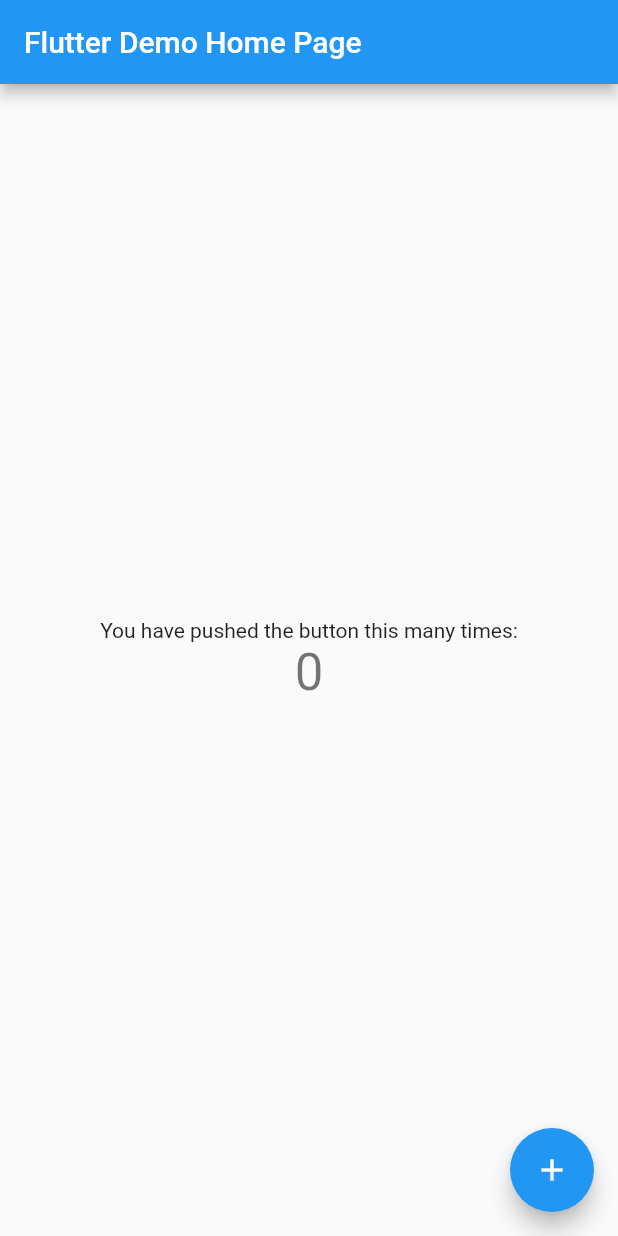
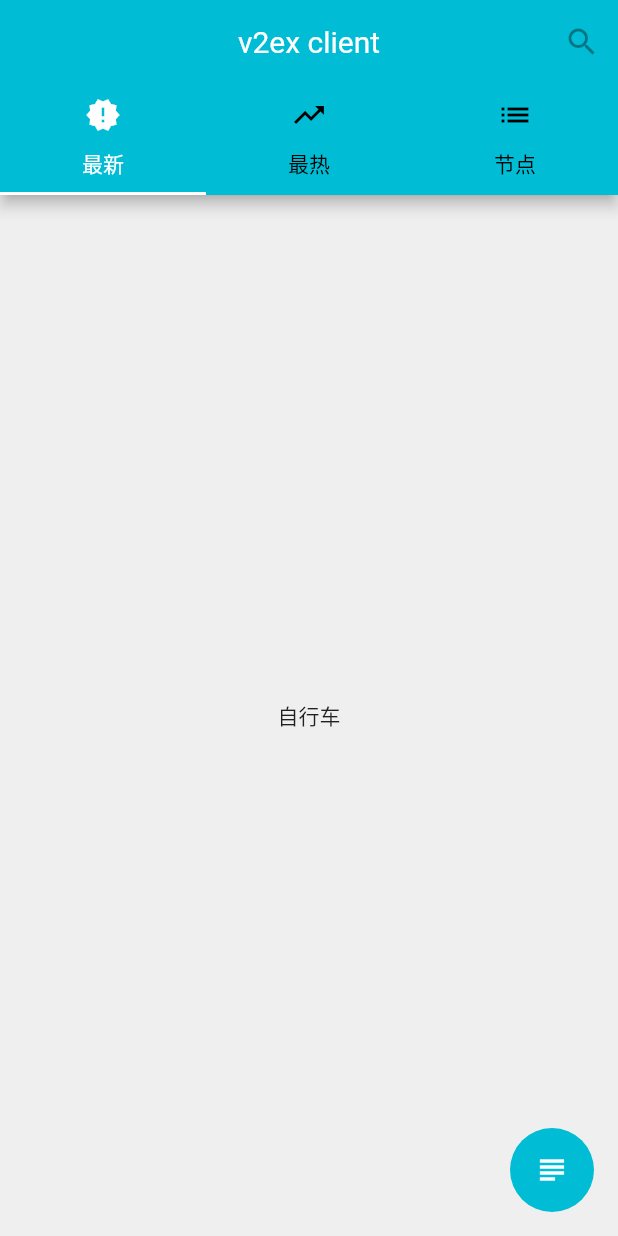
Before and after one commit to syun0216/v2ex, a Flutter app: the screen it shows after launch, on a phone screen of 412 x 824 dp. Run offline on Flutter 3.47's test engine with Material 2 defaults, Android fonts, the phone set to English and light mode, and no system bars.

Commit message:
add pages [home,latest,more] and add theme data in main.dart

```diff
--- a/lib/main.dart
+++ b/lib/main.dart
@@ -1,4 +1,5 @@
 import 'package:flutter/material.dart';
+import 'package:v2ex_client/pages/Home.dart';
 
 void main() => runApp(MyApp());
 
@@ -7,7 +8,7 @@ class MyApp extends StatelessWidget {
   @override
   Widget build(BuildContext context) {
     return MaterialApp(
-      title: 'Flutter Demo',
+      title: 'v2ex_client',
       theme: ThemeData(
           // This is the theme of your application.
           //
@@ -18,94 +19,16 @@ class MyApp extends StatelessWidget {
           // or simply save your changes to "hot reload" in a Flutter IDE).
           // Notice that the counter didn't reset back to zero; the application
           // is not restarted.
-        primarySwatch: Colors.blue,
-      ),
-      home: MyHomePage(title: 'Flutter Demo Home Page'),
+          primaryColor: Colors.cyan,
+          accentColor: Colors.white,
+          iconTheme: new IconThemeData(color: Colors.white),
+          scaffoldBackgroundColor: const Color.fromRGBO(239,239,239,1.0),
+          appBarTheme: new AppBarTheme(
+              color: Colors.cyan,
+              iconTheme: new IconThemeData(color: Colors.white),
+              textTheme:
+                  new TextTheme(title: new TextStyle(color: Colors.white, fontSize: 20)))),
+      home: new Home(),
     );
   }
 }
-
-class MyHomePage extends StatefulWidget {
-  MyHomePage({Key key, this.title}) : super(key: key);
-
-  // This widget is the home page of your application. It is stateful, meaning
-  // that it has a State object (defined below) that contains fields that affect
-  // how it looks.
-
-  // This class is the configuration for the state. It holds the values (in this
-  // case the title) provided by the parent (in this case the App widget) and
-  // used by the build method of the State. Fields in a Widget subclass are
-  // always marked "final".
-
-  final String title;
-
-  @override
-  _MyHomePageState createState() => _MyHomePageState();
-}
-
-class _MyHomePageState extends State<MyHomePage> {
-  int _counter = 0;
-
-  void _incrementCounter() {
-    setState(() {
-      // This call to setState tells the Flutter framework that something has
-      // changed in this State, which causes it to rerun the build method below
-      // so that the display can reflect the updated values. If we changed
-      // _counter without calling setState(), then the build method would not be
-      // called again, and so nothing would appear to happen.
-      _counter++;
-    });
-  }
-
-  @override
-  Widget build(BuildContext context) {
-    // This method is rerun every time setState is called, for instance as done
-    // by the _incrementCounter method above.
-    //
-    // The Flutter framework has been optimized to make rerunning build methods
-    // fast, so that you can just rebuild anything that needs updating rather
-    // than having to individually change instances of widgets.
-    return Scaffold(
-      appBar: AppBar(
-        // Here we take the value from the MyHomePage object that was created by
-        // the App.build method, and use it to set our appbar title.
-        title: Text(widget.title),
-      ),
-      body: Center(
-        // Center is a layout widget. It takes a single child and positions it
-        // in the middle of the parent.
-        child: Column(
-          // Column is also layout widget. It takes a list of children and
-          // arranges them vertically. By default, it sizes itself to fit its
-          // children horizontally, and tries to be as tall as its parent.
-          //
-          // Invoke "debug painting" (press "p" in the console, choose the
-          // "Toggle Debug Paint" action from the Flutter Inspector in Android
-          // Studio, or the "Toggle Debug Paint" command in Visual Studio Code)
-          // to see the wireframe for each widget.
-          //
-          // Column has various properties to control how it sizes itself and
-          // how it positions its children. Here we use mainAxisAlignment to
-          // center the children vertically; the main axis here is the vertical
-          // axis because Columns are vertical (the cross axis would be
-          // horizontal).
-          mainAxisAlignment: MainAxisAlignment.center,
-          children: <Widget>[
-            Text(
-              'You have pushed the button this many times:',
-            ),
-            Text(
-              '$_counter',
-              style: Theme.of(context).textTheme.display1,
-            ),
-          ],
-        ),
-      ),
-      floatingActionButton: FloatingActionButton(
-        onPressed: _incrementCounter,
-        tooltip: 'Increment',
-        child: Icon(Icons.add),
-      ), // This trailing comma makes auto-formatting nicer for build methods.
-    );
-  }
-}
--- /dev/null
+++ b/lib/pages/Home.dart
@@ -0,0 +1,72 @@
+import 'dart:convert' show json;
+import "dart:io";
+import "package:flutter/material.dart";
+import 'package:v2ex_client/pages/More.dart';
+
+class Home extends StatefulWidget {
+  @override
+  _HomeState createState() => _HomeState();
+}
+
+class _HomeState extends State<Home> with SingleTickerProviderStateMixin {
+  var httpClient = new HttpClient();
+  String url = "https://www.v2ex.com/api/topics/hot.json";
+  TabController _tabController;
+
+  @override
+  void dispose() {
+    _tabController.dispose();
+    super.dispose();
+  }
+
+  void initState() {
+    super.initState();
+    _tabController = new TabController(vsync: this, length: 3);
+  }
+
+  @override
+  Widget build(BuildContext context) {
+    return new Scaffold(
+        appBar: new AppBar(
+          title: new Text("v2ex client", style: new TextStyle(color: Colors.white),),
+          centerTitle: true,
+          actions: <Widget>[
+            new IconButton(icon: new Icon(Icons.search), onPressed: null)
+          ],
+          backgroundColor: Theme.of(context).primaryColor,
+          bottom: new TabBar(
+            tabs: <Widget>[
+              new Tab(
+                icon: new Icon(Icons.new_releases),
+                text: "最新",
+
+              ),
+              new Tab(icon: new Icon(Icons.trending_up), text: "最热"),
+              new Tab(icon: new Icon(Icons.list), text: "节点"),
+            ],
+            controller: _tabController,
+            unselectedLabelColor: Colors.black,
+            indicatorColor: Colors.white,
+            labelColor: Colors.white,
+          ),
+        ),
+        body: new TabBarView(
+          controller: _tabController,
+          children: <Widget>[
+            new Center(child: new Text('自行车')),
+            new Center(child: new Text('船')),
+            new Center(child: new Text('巴士')),
+          ],
+        ),
+        floatingActionButton: new FloatingActionButton(
+            elevation: 0.0,
+            child: new Icon(Icons.subject, color: Colors.white,),
+            backgroundColor: Colors.cyan,
+            onPressed: () => {
+              Navigator.push(
+              context,
+              MaterialPageRoute(builder: (context) => More()),
+              )
+            }));
+  }
+}
--- /dev/null
+++ b/lib/pages/Latest.dart
@@ -0,0 +1,14 @@
+import "package:flutter/material.dart";
+import "package:http/http.dart" as http;
+
+class Latest extends StatefulWidget {
+  @override
+  _LatestState createState() => _LatestState();
+}
+
+class _LatestState extends State<Latest> {
+  @override
+  Widget build(BuildContext context) {
+    return Container();
+  }
+}
--- /dev/null
+++ b/lib/pages/More.dart
@@ -0,0 +1,17 @@
+import 'package:flutter/material.dart';
+
+class More extends StatefulWidget {
+  @override
+  _MoreState createState() => _MoreState();
+}
+
+class _MoreState extends State<More> {
+  @override
+  Widget build(BuildContext context) {
+    return new Scaffold(
+      appBar: new AppBar(
+        title: new Text("More", style: new TextStyle(color: Colors.white)),
+      ),
+    );
+  }
+}
```
Lines whose indentation alone changed are shown as unchanged.
